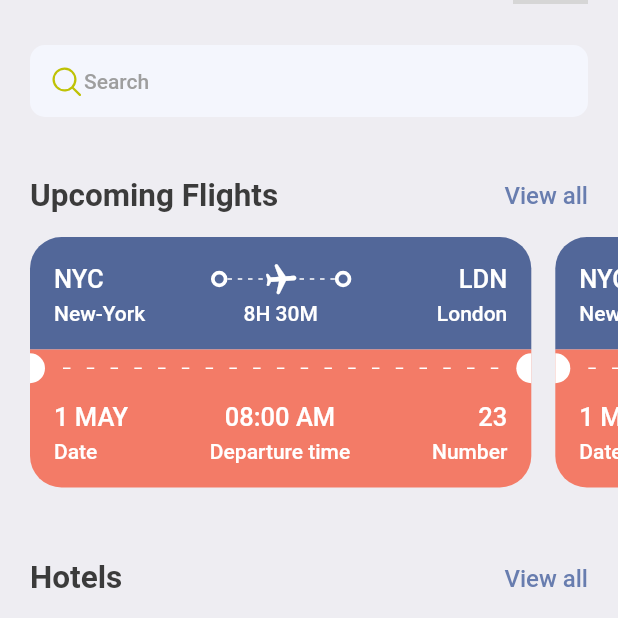
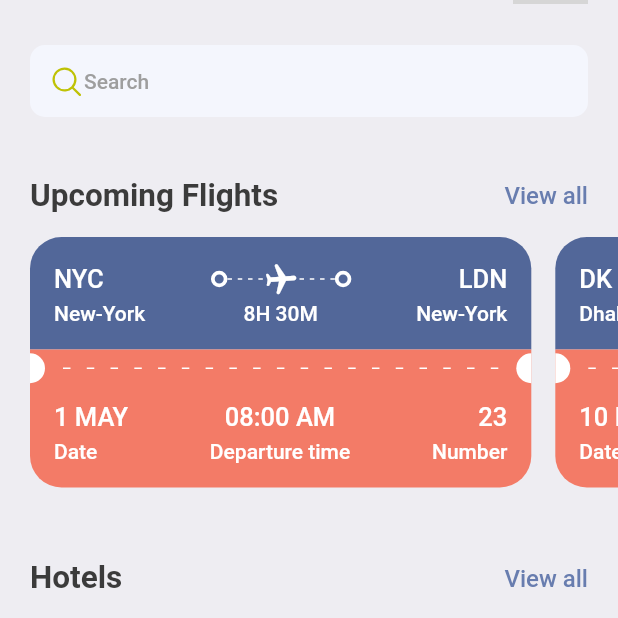
Before and after one commit to Bochra10/book_your_tickets, a Flutter app: the screen it shows after launch, scrolled down 90 dp, on a phone screen of 412 x 824 dp, the top half of it. Run offline on Flutter 3.47's test engine with Material 2 defaults, Android fonts, the phone set to English and light mode, and no system bars; our stand-ins replace fluentui_icons, gap; grey boxes are pictures that could not be loaded.

Commit message:
Add tickets data

```diff
--- a/lib/screens/home_screen.dart
+++ b/lib/screens/home_screen.dart
@@ -85,7 +85,10 @@ class HomeScreen extends StatelessWidget {
           SingleChildScrollView(
             scrollDirection: Axis.horizontal,
             padding: const EdgeInsets.only(left: 20),
-            child: Row(children: const [TicketView(), TicketView()]),
+            child: Row(
+                children: ticketList
+                    .map((ticket) => TicketView(ticket: ticket))
+                    .toList()),
           ),
           const Gap(15),
           Container(
--- a/lib/screens/ticket_view.dart
+++ b/lib/screens/ticket_view.dart
@@ -5,7 +5,8 @@ import 'package:flutter/material.dart';
 import 'package:gap/gap.dart';
 
 class TicketView extends StatelessWidget {
-  const TicketView({Key? key}) : super(key: key);
+  final Map<String, dynamic> ticket;
+  const TicketView({Key? key, required this.ticket}) : super(key: key);
 
   @override
   Widget build(BuildContext context) {
@@ -29,7 +30,7 @@ class TicketView extends StatelessWidget {
                   children: [
                     Row(
                       children: [
-                        Text('NYC',
+                        Text(ticket['from']['code'],
                             style: Styles.headLineStyle3
                                 .copyWith(color: Colors.white)),
                         const Spacer(),
@@ -72,7 +73,7 @@ class TicketView extends StatelessWidget {
                         ])),
                         const ThickCircle(),
                         const Spacer(),
-                        Text('LDN',
+                        Text(ticket['to']['code'],
                             style: Styles.headLineStyle3
                                 .copyWith(color: Colors.white)),
                       ],
@@ -84,19 +85,19 @@ class TicketView extends StatelessWidget {
                         SizedBox(
                             width: 100,
                             child: Text(
-                              'New-York',
+                              ticket['from']['name'],
                               style: Styles.headLineStyle4
                                   .copyWith(color: Colors.white),
                             )),
                         Text(
-                          '8H 30M',
+                          ticket['flying_time'],
                           style: Styles.headLineStyle4
                               .copyWith(color: Colors.white),
                         ),
                         SizedBox(
                             width: 100,
                             child: Text(
-                              'London',
+                              ticket['from']['name'],
                               textAlign: TextAlign.end,
                               style: Styles.headLineStyle4
                                   .copyWith(color: Colors.white),
@@ -176,7 +177,7 @@ class TicketView extends StatelessWidget {
                           crossAxisAlignment: CrossAxisAlignment.start,
                           children: [
                             Text(
-                              '1 MAY',
+                              ticket['date'],
                               style: Styles.headLineStyle3
                                   .copyWith(color: Colors.white),
                             ),
@@ -192,7 +193,7 @@ class TicketView extends StatelessWidget {
                           crossAxisAlignment: CrossAxisAlignment.center,
                           children: [
                             Text(
-                              '08:00 AM',
+                              ticket['departure_time'],
                               style: Styles.headLineStyle3
                                   .copyWith(color: Colors.white),
                             ),
@@ -208,7 +209,7 @@ class TicketView extends StatelessWidget {
                           crossAxisAlignment: CrossAxisAlignment.end,
                           children: [
                             Text(
-                              '23',
+                              ticket['number'].toString(),
                               style: Styles.headLineStyle3
                                   .copyWith(color: Colors.white),
                             ),
```
